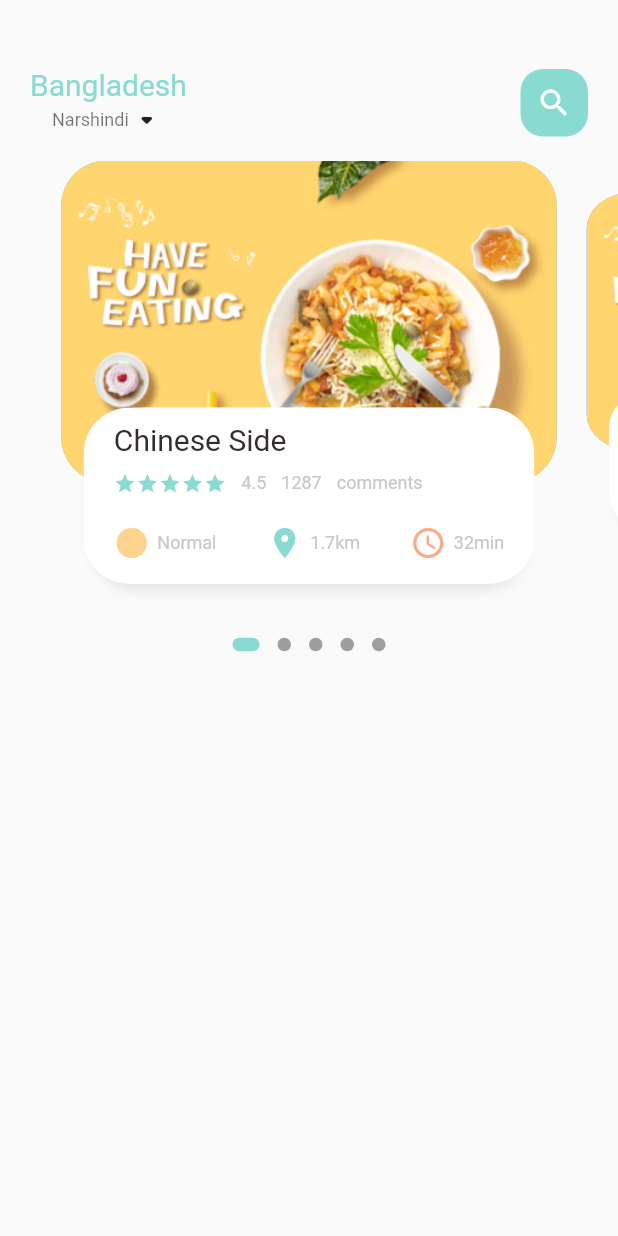
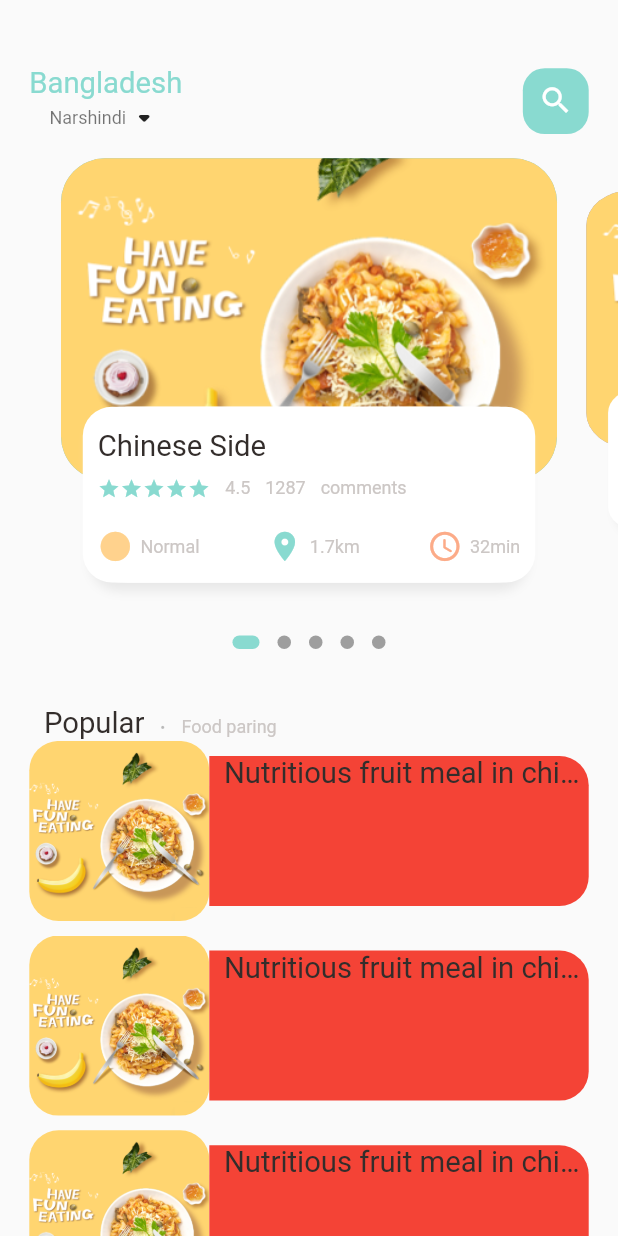
Before and after one commit to sadid369/food_delivery2, a Flutter app: the screen it shows after launch, on a phone screen of 412 x 824 dp. Run offline on Flutter 3.47's test engine with Material 2 defaults, Android fonts, the phone set to English and light mode, and no system bars; drawn by our look-alikes of dots_indicator; our stand-ins replace get.

Commit message:
day - 5 @ 3:09:01 @ 29/03/2022

```diff
--- a/lib/home/food_page_body.dart
+++ b/lib/home/food_page_body.dart
@@ -44,6 +44,7 @@ class _FoodPageBodyState extends State<FoodPageBody> {
   Widget build(BuildContext context) {
     return Column(
       children: [
+        //slider section
         Container(
           height: Dimensions.pageView,
           child: PageView.builder(
@@ -53,6 +54,7 @@ class _FoodPageBodyState extends State<FoodPageBody> {
                 return _buildPageItem(position);
               }),
         ),
+        // dots
         DotsIndicator(
           dotsCount: 5,
           position: _currentPageValue,
@@ -63,6 +65,101 @@ class _FoodPageBodyState extends State<FoodPageBody> {
             activeShape: RoundedRectangleBorder(
                 borderRadius: BorderRadius.circular(5.0)),
           ),
+        ),
+        SizedBox(
+          height: Dimensions.height30,
+        ),
+        Container(
+          margin: EdgeInsets.only(
+            left: Dimensions.width30,
+          ),
+          child: Row(
+            crossAxisAlignment: CrossAxisAlignment.end,
+            children: [
+              BigText(
+                text: "Popular",
+              ),
+              SizedBox(
+                width: Dimensions.width10,
+              ),
+              Container(
+                margin: EdgeInsets.only(bottom: 3),
+                child: BigText(
+                  text: ".",
+                  color: Colors.black26,
+                ),
+              ),
+              SizedBox(
+                width: Dimensions.width10,
+              ),
+              Container(
+                margin: EdgeInsets.only(bottom: 2),
+                child: SmallText(
+                  text: "Food paring",
+                ),
+              ),
+            ],
+          ),
+        ),
+        // List of food and images
+        Container(
+          height: 700,
+          child: ListView.builder(
+              physics: NeverScrollableScrollPhysics(),
+              itemCount: 10,
+              itemBuilder: (context, index) {
+                return Container(
+                  margin: EdgeInsets.only(
+                      left: Dimensions.width20,
+                      right: Dimensions.width20,
+                      bottom: Dimensions.height10),
+                  child: Row(
+                    children: [
+                      // image Section
+                      Container(
+                        width: 120,
+                        height: 120,
+                        decoration: BoxDecoration(
+                            borderRadius:
+                                BorderRadius.circular(Dimensions.radius20),
+                            color: Colors.white38,
+                            image: DecorationImage(
+                                fit: BoxFit.cover,
+                                image: AssetImage("assets/image/food0.png"))),
+                      ),
+                      // text Container
+                      Expanded(
+                        child: Container(
+                          height: 100,
+                          width: double.infinity,
+                          decoration: BoxDecoration(
+                              borderRadius: BorderRadius.only(
+                                topRight: Radius.circular(
+                                  Dimensions.radius20,
+                                ),
+                                bottomRight: Radius.circular(
+                                  Dimensions.radius20,
+                                ),
+                              ),
+                              color: Colors.red),
+                          child: Padding(
+                            padding: EdgeInsets.only(
+                              left: Dimensions.width10,
+                            ),
+                            child: Column(
+                              children: [
+                                BigText(
+                                  text: "Nutritious fruit meal in china",
+                                ),
+                              ],
+                            ),
+                          ),
+                        ),
+                      ),
+                    ],
+                  ),
+                );
+              }),
         ),
       ],
     );
@@ -103,9 +200,10 @@ class _FoodPageBodyState extends State<FoodPageBody> {
         children: [
           Container(
             height: Dimensions.pageViewContainer,
-            margin: EdgeInsets.only(left: 10, right: 10),
+            margin: EdgeInsets.only(
+                left: Dimensions.width10, right: Dimensions.width10),
             decoration: BoxDecoration(
-              borderRadius: BorderRadius.circular(30),
+              borderRadius: BorderRadius.circular(Dimensions.radius30),
               color: index.isEven ? Color(0xFF69c5df) : Color(0xFF9294cc),
               image: DecorationImage(
                 fit: BoxFit.cover,
@@ -117,9 +215,14 @@ class _FoodPageBodyState extends State<FoodPageBody> {
             alignment: Alignment.bottomCenter,
             child: Container(
               height: Dimensions.pageViewTextContainer,
-              margin: EdgeInsets.only(left: 30, right: 30, bottom: 30),
+              margin: EdgeInsets.only(
+                  left: Dimensions.width30,
+                  right: Dimensions.width30,
+                  bottom: Dimensions.height30),
               decoration: BoxDecoration(
-                borderRadius: BorderRadius.circular(30),
+                borderRadius: BorderRadius.circular(
+                  Dimensions.radius20,
+                ),
                 color: Colors.white,
                 // ignore: prefer_const_literals_to_create_immutables
                 boxShadow: [
@@ -140,16 +243,16 @@ class _FoodPageBodyState extends State<FoodPageBody> {
               ),
               child: Container(
                 padding: EdgeInsets.only(
-                  top: 10,
-                  left: 15,
-                  right: 15,
+                  top: Dimensions.height15,
+                  left: 5,
+                  right: 5,
                 ),
                 child: Column(
                   crossAxisAlignment: CrossAxisAlignment.start,
                   children: [
                     BigText(text: "Chinese Side"),
                     SizedBox(
-                      height: 10,
+                      height: Dimensions.height10,
                     ),
                     Row(
                       crossAxisAlignment: CrossAxisAlignment.start,
@@ -179,7 +282,7 @@ class _FoodPageBodyState extends State<FoodPageBody> {
                       ],
                     ),
                     SizedBox(
-                      height: 20,
+                      height: Dimensions.height20,
                     ),
                     Row(
                       mainAxisAlignment: MainAxisAlignment.spaceBetween,
--- a/lib/home/main_food_page.dart
+++ b/lib/home/main_food_page.dart
@@ -3,6 +3,7 @@
 import 'package:flutter/material.dart';
 import 'package:food_delivery2/home/food_page_body.dart';
 import 'package:food_delivery2/utils/colors.dart';
+import 'package:food_delivery2/utils/dimensions.dart';
 import 'package:food_delivery2/widgets/big_text.dart';
 import 'package:food_delivery2/widgets/small_text.dart';
 import 'dart:developer';
@@ -26,8 +27,10 @@ class _MainFoodPageState extends State<MainFoodPage> {
           Container(
             width: double.infinity,
             child: Container(
-              margin: EdgeInsets.only(top: 45, bottom: 15),
-              padding: EdgeInsets.only(left: 20, right: 20),
+              margin: EdgeInsets.only(
+                  top: Dimensions.height45, bottom: Dimensions.height15),
+              padding: EdgeInsets.only(
+                  left: Dimensions.width20, right: Dimensions.width20),
               child: Row(
                 mainAxisAlignment: MainAxisAlignment.spaceBetween,
                 children: [
@@ -51,13 +54,15 @@ class _MainFoodPageState extends State<MainFoodPage> {
                   Center(
                     child: Container(
                       decoration: BoxDecoration(
-                          borderRadius: BorderRadius.circular(15),
+                          borderRadius:
+                              BorderRadius.circular(Dimensions.radius15),
                           color: AppColors.mainColor),
-                      width: 45,
-                      height: 45,
+                      width: Dimensions.width45,
+                      height: Dimensions.height45,
                       child: Icon(
                         Icons.search,
                         color: Colors.white,
+                        size: Dimensions.iconeSize24,
                       ),
                     ),
                   )
@@ -66,7 +71,11 @@ class _MainFoodPageState extends State<MainFoodPage> {
             ),
           ),
           //showing the body
-          FoodPageBody(),
+          Expanded(
+            child: SingleChildScrollView(
+              child: FoodPageBody(),
+            ),
+          ),
         ],
       ),
     );
--- a/lib/utils/dimensions.dart
+++ b/lib/utils/dimensions.dart
@@ -7,5 +7,24 @@ class Dimensions {
   static double pageView = screenHeight / 2.64;
   static double pageViewContainer = screenHeight / 3.84;
   static double pageViewTextContainer = screenHeight / 7.03;
+  //dynamic height
   static double height10 = screenHeight / 84.4;
+  static double height15 = screenHeight / 56.27;
+  static double height20 = screenHeight / 42.2;
+  static double height30 = screenHeight / 28.13;
+  static double height45 = screenHeight / 18.76;
+  //dynamic width
+  static double width10 = screenHeight / 84.4;
+  static double width15 = screenHeight / 56.27;
+  static double width20 = screenHeight / 42.2;
+  static double width30 = screenHeight / 28.13;
+  static double width45 = screenHeight / 18.76;
+
+  static double font20 = screenHeight / 42.2;
+  static double radius20 = screenHeight / 42.2;
+  static double radius15 = screenHeight / 56.27;
+  static double radius30 = screenHeight / 28.13;
+
+  //icone size
+  static double iconeSize24 = screenHeight / 35.17;
 }
--- a/lib/widgets/big_text.dart
+++ b/lib/widgets/big_text.dart
@@ -1,6 +1,7 @@
 // ignore_for_file: use_key_in_widget_constructors
 
 import 'package:flutter/material.dart';
+import 'package:food_delivery2/utils/dimensions.dart';
 
 class BigText extends StatelessWidget {
   Color? color;
@@ -10,7 +11,7 @@ class BigText extends StatelessWidget {
   BigText({
     this.color = const Color(0xFF332d2b),
     required this.text,
-    this.size = 20,
+    this.size = 0,
     this.overFlow = TextOverflow.ellipsis,
   });
 
@@ -22,7 +23,7 @@ class BigText extends StatelessWidget {
       maxLines: 1,
       style: TextStyle(
         color: color,
-        fontSize: size,
+        fontSize: size == 0 ? Dimensions.font20 : size,
         fontWeight: FontWeight.w400,
         fontFamily: "Roboto",
       ),
--- a/lib/widgets/icon_and_text.dart
+++ b/lib/widgets/icon_and_text.dart
@@ -1,6 +1,7 @@
 // ignore_for_file: prefer_const_constructors
 
 import 'package:flutter/material.dart';
+import 'package:food_delivery2/utils/dimensions.dart';
 import 'package:food_delivery2/widgets/small_text.dart';
 
 class IconAndTextWidget extends StatelessWidget {
@@ -22,6 +23,7 @@ class IconAndTextWidget extends StatelessWidget {
         Icon(
           icon,
           color: iconColor,
+          size: Dimensions.iconeSize24,
         ),
         SizedBox(
           width: 5,
```
